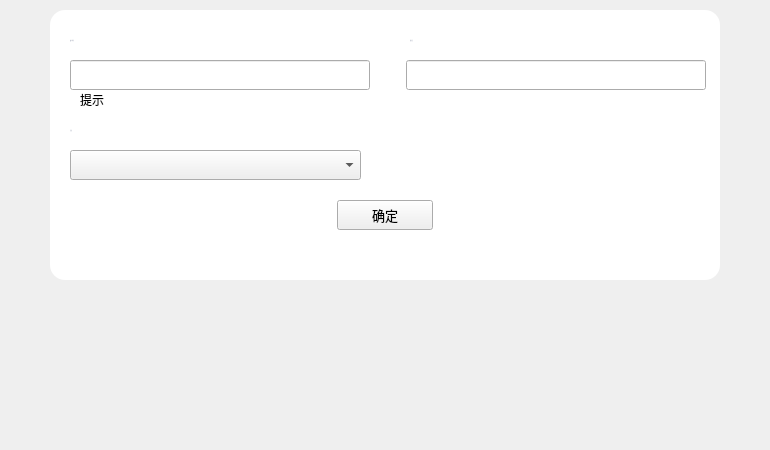
First picture: the form in LNKWallet/contact/ContactAddWidget.ui, repository HcashOrg/hx-indicator, before the edit.
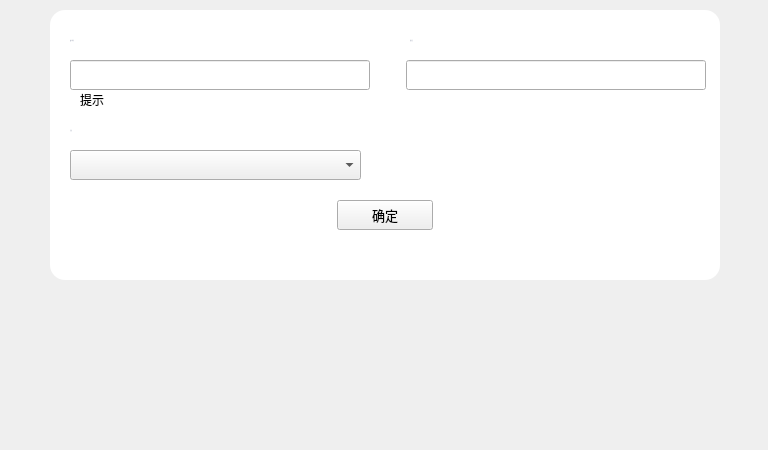
Second picture: the form after the edit.

```diff
--- a/LNKWallet/contact/ContactAddWidget.ui
+++ b/LNKWallet/contact/ContactAddWidget.ui
@@ -6,7 +6,7 @@
    <rect>
     <x>0</x>
     <y>0</y>
-    <width>770</width>
+    <width>768</width>
     <height>450</height>
    </rect>
   </property>
```
